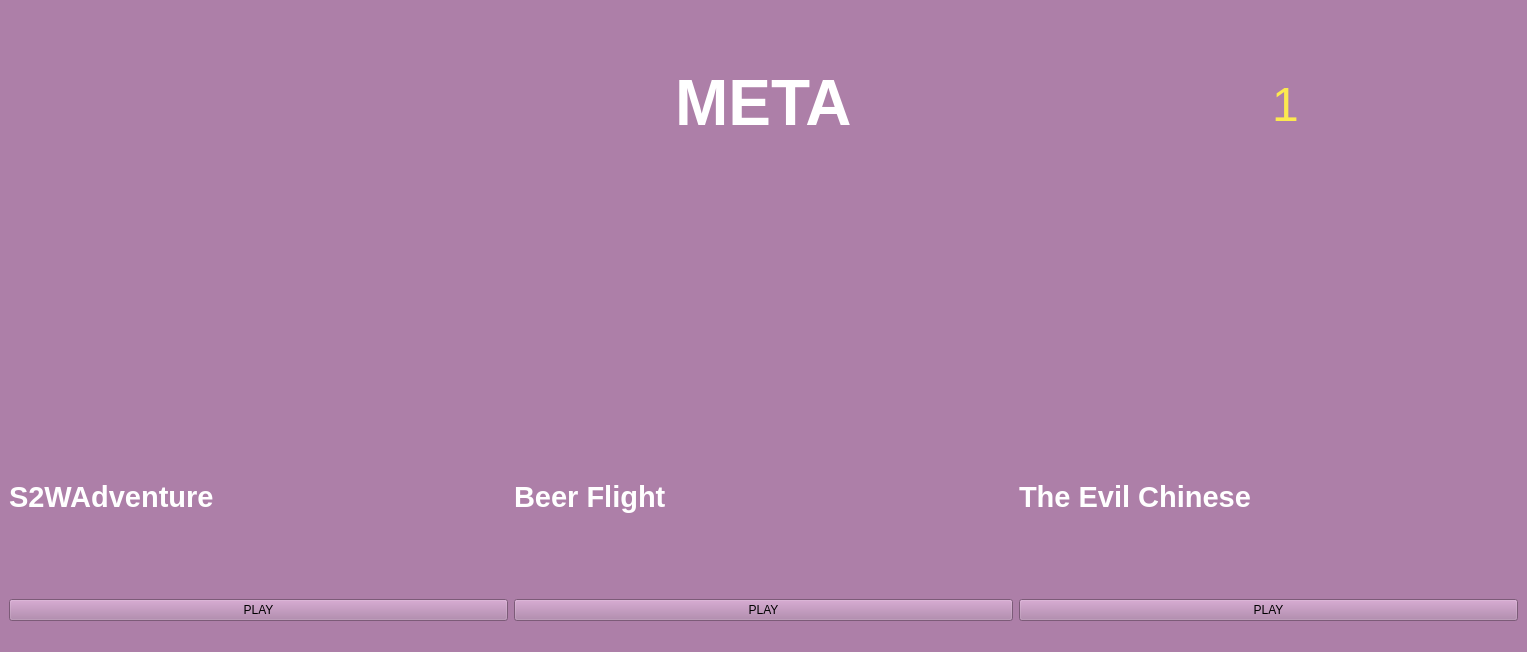
The window that UI/app.ui (knQzx/MKGames) describes before a commit, drawn with Qt 5.
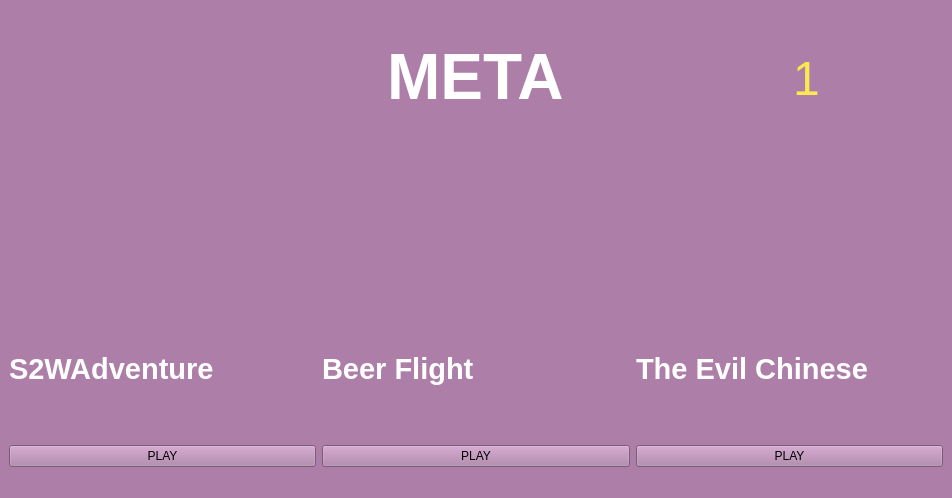
The same window after the commit. Icons and pictures are not drawn.

The edit to the form file:
```diff
--- a/UI/app.ui
+++ b/UI/app.ui
@@ -6,8 +6,8 @@
    <rect>
     <x>0</x>
     <y>0</y>
-    <width>1527</width>
-    <height>652</height>
+    <width>952</width>
+    <height>498</height>
    </rect>
   </property>
   <property name="windowTitle">
```
Left out of the diff: 5 changed lines with no effect on the pictures.
